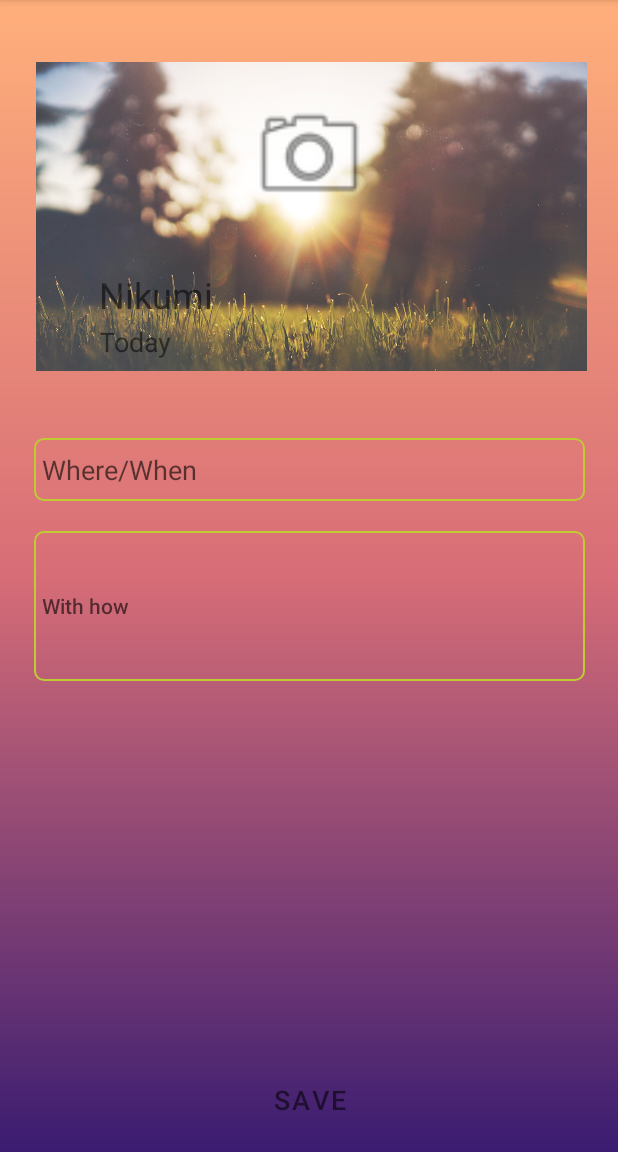
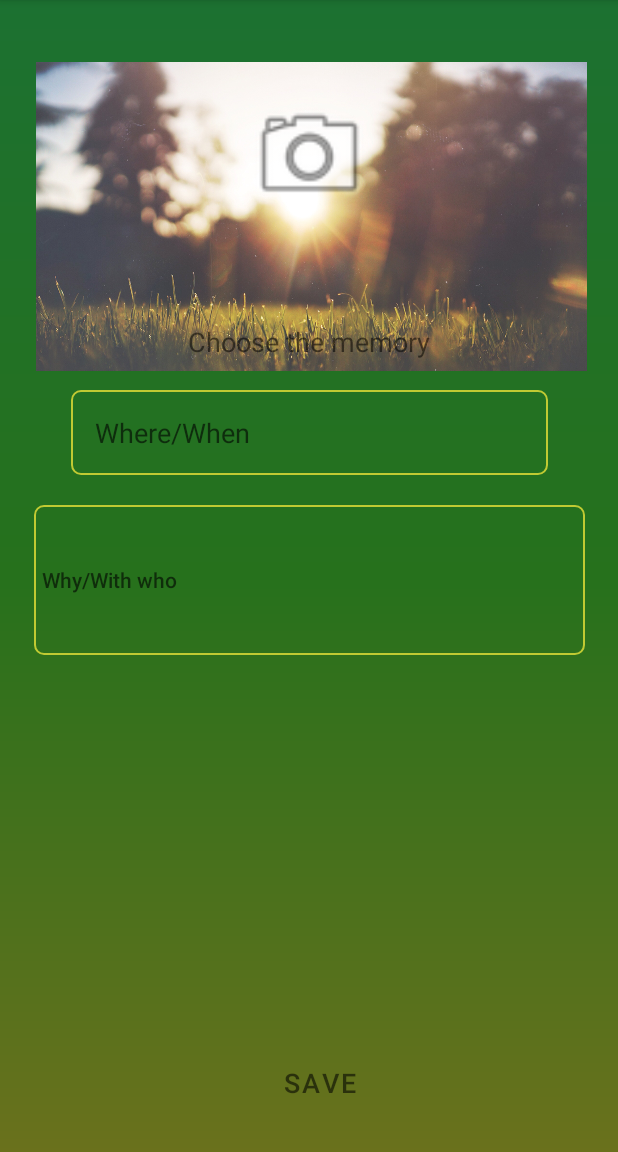
Before and after one commit to sebastianmurariu/SMA_PROIECT, an Android app: the PostMemoriesActivity screen opened directly, with no data from a screen before it, on a phone screen of 412 x 824 dp, the part 84-1236 px from its top. Run offline under Robolectric (Android 15) with nearby library versions, the phone set to English and light mode, and no system bars; our stand-ins replace Firebase (no records; nobody signed in at launch, a user with empty details on screens opened directly); pictures from the network do not load; 1 statement that could not run was skipped.

Commit message:
SMA PROIECT

```diff
--- a/app/build.gradle
+++ b/app/build.gradle
@@ -1,7 +1,6 @@
 plugins {
     id 'com.android.application'
     id 'com.google.gms.google-services'
-    //id 'com.google.gms.google-services'
 }
 
 android {
--- a/app/src/main/java/com/example/memoriesapp/CreateAccountActivity.java
+++ b/app/src/main/java/com/example/memoriesapp/CreateAccountActivity.java
@@ -107,15 +107,12 @@ public class CreateAccountActivity extends AppCompatActivity {
             firebaseAuth.createUserWithEmailAndPassword(email, password)
                     .addOnCompleteListener(new OnCompleteListener<AuthResult>() {
                         @Override
-                        //Task will have our user that we want to create
                         public void onComplete(@NonNull Task<AuthResult> task) {
                             if(task.isSuccessful()){
-                                //We take user to AddJournalActivity
                                 currentUser = firebaseAuth.getCurrentUser();
                                 assert  currentUser != null;
                                 String currentUserId = currentUser.getUid();
 
-                                //Create a User Map so we can create a user in the User collection
                                 Map<String, String> userObj = new HashMap<>();
                                 userObj.put("userId", currentUserId);
                                 userObj.put("username", username);
@@ -137,11 +134,11 @@ public class CreateAccountActivity extends AppCompatActivity {
                                                                     MemorieApi memorieApi = MemorieApi.getInstance(); //Global API
                                                                     memorieApi.setUserId(currentUserId);
                                                                     memorieApi.setUsername(username);
-
                                                                     Intent intent = new Intent(CreateAccountActivity.this,
                                                                             MemoriesListActivity.class);
                                                                     intent.putExtra("username", username);
                                                                     intent.putExtra("userId", currentUserId);
+
                                                                     startActivity(intent);
                                                                 }
                                                                 else{
--- a/app/src/main/java/com/example/memoriesapp/MainActivity.java
+++ b/app/src/main/java/com/example/memoriesapp/MainActivity.java
@@ -38,6 +38,7 @@ public class MainActivity extends AppCompatActivity {
         setContentView(R.layout.activity_main);
         FirebaseDatabase database = FirebaseDatabase.getInstance();
         DatabaseReference myRef = database.getReference("message");
+
         myRef.setValue("Hello, World!");
 
         getStartedButton = (Button) findViewById(R.id.startButton);
--- a/app/src/main/java/com/example/memoriesapp/MemoriesListActivity.java
+++ b/app/src/main/java/com/example/memoriesapp/MemoriesListActivity.java
@@ -48,7 +48,7 @@ public class MemoriesListActivity extends AppCompatActivity {
     @Override
     protected void onCreate(Bundle savedInstanceState) {
         super.onCreate(savedInstanceState);
-        setContentView(R.layout.activity_journal_list);
+        setContentView(R.layout.activity_memorie_list);
 
         firebaseAuth = firebaseAuth.getInstance();
         user = firebaseAuth.getCurrentUser();
--- a/app/src/main/java/com/example/memoriesapp/PostMemoriesActivity.java
+++ b/app/src/main/java/com/example/memoriesapp/PostMemoriesActivity.java
@@ -63,7 +63,7 @@ public class PostMemoriesActivity extends AppCompatActivity implements View.OnCl
     @Override
     protected void onCreate(Bundle savedInstanceState) {
         super.onCreate(savedInstanceState);
-        setContentView(R.layout.activity_post_journal);
+        setContentView(R.layout.activity_post_memorie);
 
         storageReference = FirebaseStorage.getInstance().getReference();
 
@@ -85,7 +85,7 @@ public class PostMemoriesActivity extends AppCompatActivity implements View.OnCl
             currentUserId = MemorieApi.getInstance().getUserId();
             currentUserName = MemorieApi.getInstance().getUsername();
 
-            //currentUserTextView.setText(currentUserName);
+//            currentUserTextView.setText(currentUserName);
         }
 
         authStateListener = new FirebaseAuth.AuthStateListener() {
--- a/app/src/main/res/layout/activity_main.xml
+++ b/app/src/main/res/layout/activity_main.xml
@@ -13,9 +13,10 @@
     <TextView
         android:id="@+id/title"
         android:layout_width="wrap_content"
-        android:layout_height="wrap_content"
+        android:layout_height="162dp"
         android:fontFamily="@font/roboto_slab_bold"
         android:text="@string/title_text"
+        android:textAlignment="center"
         android:textSize="30sp" />
 
     <RelativeLayout
--- a/app/src/main/res/layout/activity_post_journal.xml
+++ b/app/src/main/res/layout/activity_post_memorie.xml
@@ -41,7 +41,6 @@
         android:layout_width="wrap_content"
         android:layout_height="27dp"
         android:layout_marginTop="32dp"
-        android:text="Nikumi"
         android:textSize="24sp"
         app:layout_constraintEnd_toEndOf="parent"
         app:layout_constraintHorizontal_bias="0.196"
@@ -53,10 +52,9 @@
         android:layout_width="wrap_content"
         android:layout_height="wrap_content"
         android:layout_marginTop="8dp"
-        android:text="Today"
+        android:text="Choose the memory"
         android:textSize="18sp"
         app:layout_constraintEnd_toEndOf="parent"
-        app:layout_constraintHorizontal_bias="0.182"
         app:layout_constraintStart_toStartOf="parent"
         app:layout_constraintTop_toBottomOf="@+id/post_username_textview" />
 
@@ -75,14 +73,14 @@
 
     <EditText
         android:id="@+id/post_title_et"
-        android:layout_width="367dp"
-        android:layout_height="42dp"
-        android:layout_marginTop="32dp"
-        android:padding="5dp"
+        android:layout_width="318dp"
+        android:layout_height="wrap_content"
+
+        android:background="@drawable/input_outline"
         android:ems="10"
         android:hint="@string/post_title"
         android:inputType="textPersonName"
-        android:background="@drawable/input_outline"
+        android:padding="16dp"
         app:layout_constraintEnd_toEndOf="parent"
         app:layout_constraintStart_toStartOf="parent"
         app:layout_constraintTop_toBottomOf="@+id/post_imageView" />
@@ -92,7 +90,6 @@
         style="?android:attr/progressBarStyle"
         android:layout_width="wrap_content"
         android:layout_height="wrap_content"
-        android:layout_marginTop="72dp"
         app:layout_constraintEnd_toEndOf="parent"
         app:layout_constraintHorizontal_bias="0.498"
         app:layout_constraintStart_toStartOf="parent"
@@ -100,8 +97,8 @@
 
     <Button
         android:id="@+id/post_save_journal_button"
-        android:layout_width="369dp"
-        android:layout_height="43dp"
+        android:layout_width="wrap_content"
+        android:layout_height="wrap_content"
         android:background="@android:color/transparent"
         android:text="@string/post_button_text"
         android:textColor="@color/common_google_signin_btn_text_light"
--- a/app/src/main/res/values/colors.xml
+++ b/app/src/main/res/values/colors.xml
@@ -7,9 +7,9 @@
     <color name="teal_700">#FF018786</color>
     <color name="black">#FF000000</color>
     <color name="white">#FFFFFFFF</color>
-    <color name="startGColor">#3a1c71</color>
-    <color name="centerGColor">#d76d77</color>
-    <color name="endGColor">#ffaf7b</color>
+    <color name="startGColor">#6a711c</color>
+    <color name="centerGColor">#26711c</color>
+    <color name="endGColor">#1c7131</color>
     <color name="colorPrimary">@color/endGColor</color>
     <color name="colorPrimaryDark">@color/endGColor</color>
     <color name="colorAccent">#c0ca33</color>
--- a/app/src/main/res/values/strings.xml
+++ b/app/src/main/res/values/strings.xml
@@ -1,8 +1,8 @@
 <resources>
     <string name="app_name">MemoriesApp</string>
-    <string name="title_text">Your Memories</string>
+    <string name="title_text">Your Memories are now safe!</string>
     <string name="greateful_text">Save youre memories</string>
-    <string name="get_started_text">Get Started</string>
+    <string name="get_started_text">Start NOW</string>
     <string name="email_hint">Email</string>
     <string name="password_hint">Password</string>
     <string name="login_text">Login</string>
@@ -10,10 +10,10 @@
     <string name="create_text">Create Account</string>
     <string name="username_hint">Username</string>
     <string name="post_title" >Where/When</string>
-    <string name="thoughts">With how</string>
+    <string name="thoughts">Why/With who</string>
     <string name="save_button">Save</string>
     <string name="post_button_text">Save</string>
-    <string name="menu_title">Add Post</string>
+    <string name="menu_title">Add new Memeory</string>
     <string name="signout">Signout</string>
     <string name="no_thoughts_hint">Click "+" to create a new Memorie</string>
 </resources>
--- a/settings.gradle
+++ b/settings.gradle
@@ -1,2 +1,2 @@
 include ':app'
-rootProject.name = "JournalApp"
+rootProject.name = "MemoriesApp"
```
Also changed, not shown: app/src/main/java/UI/MemorieRecyclerAdapter.java (+1 -9 lines), app/src/main/res/layout/activity_memorie_list.xml (renamed from app/src/main/res/layout/activity_journal_list.xml), app/src/main/res/layout/memorie_row.xml (renamed from app/src/main/res/layout/journal_row.xml), 1 other file.
